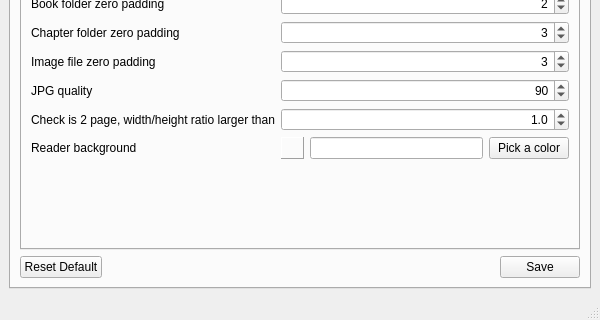
Qt form uis/main_window.ui (freedy82/Comic-Toolbox) before a commit; both pictures show x 0 to 600 and y 220 to 540 of the 600 by 540 pixel window.
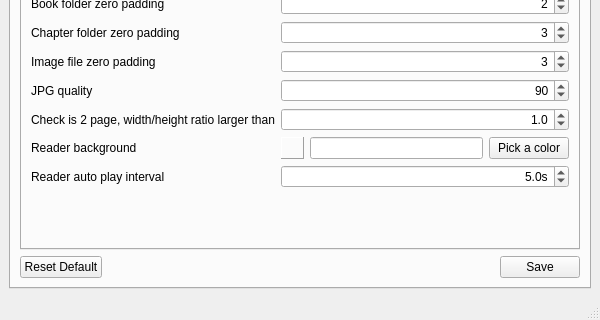
The same form after that commit. The open tabs and pages were chosen to show the change. Icons and pictures are not drawn.

Commit message: Add auto play for Reader

Diff of the .ui file:
```diff
--- a/uis/main_window.ui
+++ b/uis/main_window.ui
@@ -1263,6 +1263,38 @@
               </item>
              </layout>
             </item>
+            <item row="11" column="0">
+             <widget class="QLabel" name="lbl_settings_reader_auto_play_interval">
+              <property name="text">
+               <string>Reader auto play interval</string>
+              </property>
+             </widget>
+            </item>
+            <item row="11" column="1">
+             <widget class="QDoubleSpinBox" name="spin_settings_reader_auto_play_interval">
+              <property name="alignment">
+               <set>Qt::AlignRight|Qt::AlignTrailing|Qt::AlignVCenter</set>
+              </property>
+              <property name="suffix">
+               <string>s</string>
+              </property>
+              <property name="decimals">
+               <number>1</number>
+              </property>
+              <property name="minimum">
+               <double>0.500000000000000</double>
+              </property>
+              <property name="maximum">
+               <double>20.000000000000000</double>
+              </property>
+              <property name="singleStep">
+               <double>0.500000000000000</double>
+              </property>
+              <property name="value">
+               <double>5.000000000000000</double>
+              </property>
+             </widget>
+            </item>
            </layout>
           </widget>
           <widget class="QWidget" name="tab_settings_anti_ban">
```
Left out of the diff: 10 changed lines with no effect on the pictures. The commit also changes 26 other files.
